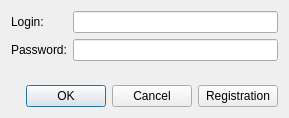
Old version of the form ChatCPP_noboost/sources/loginform.ui in the repository YanBatytskiy/Qt_tset.
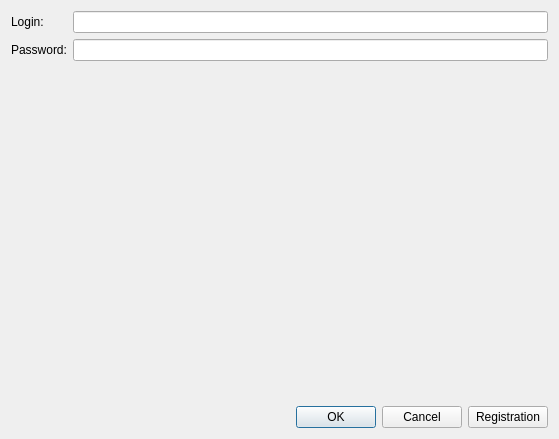
New version of the form.

```diff
--- a/ChatCPP_noboost/sources/loginform.ui
+++ b/ChatCPP_noboost/sources/loginform.ui
@@ -6,8 +6,8 @@
    <rect>
     <x>0</x>
     <y>0</y>
-    <width>289</width>
-    <height>118</height>
+    <width>559</width>
+    <height>439</height>
    </rect>
   </property>
   <property name="windowTitle">
```
